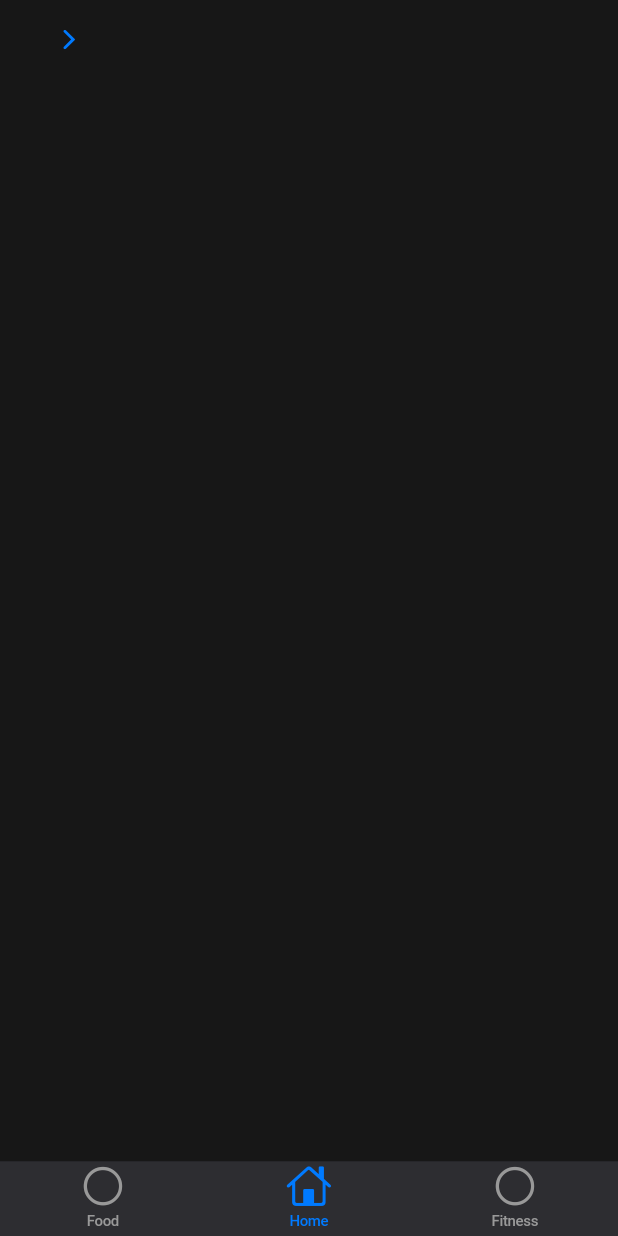
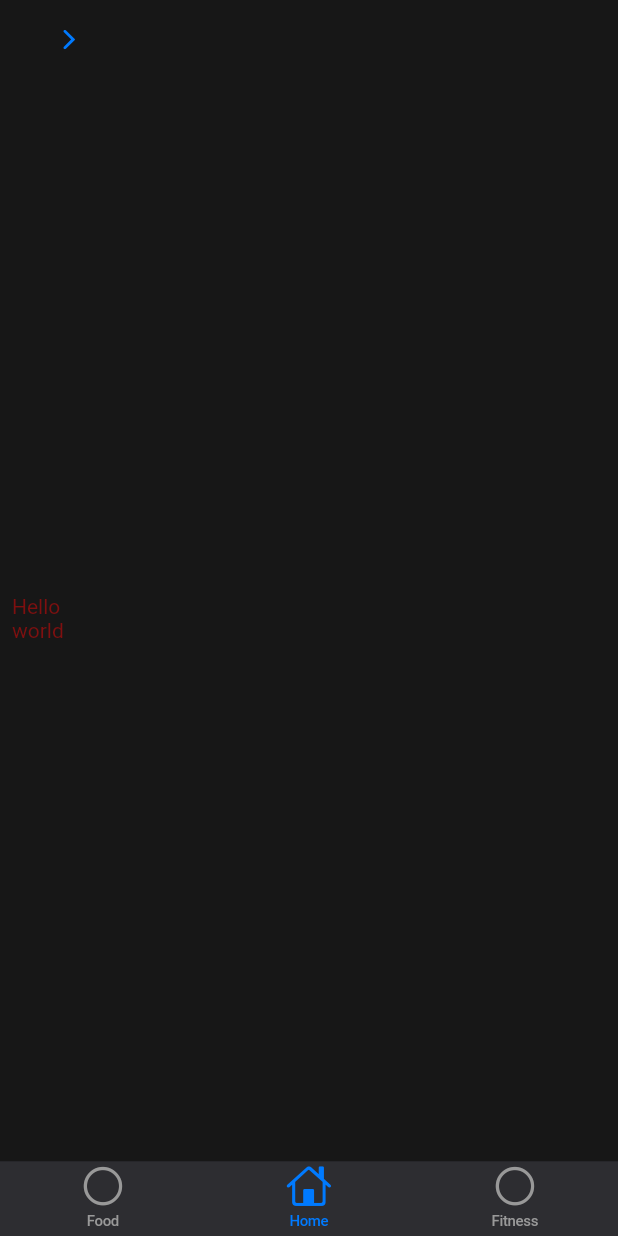
Before and after one commit to Matthew-Cool/hackathon2024, a Flutter app: the screen it shows after launch, item 2 of the bottom bar chosen, on a phone screen of 412 x 824 dp. Run offline on Flutter 3.47's test engine with Material 3 defaults, Android fonts, the light colour scheme and no system bars; generated files the repository leaves out were written again.

Commit message:
Commit Santosh

```diff
--- a/lib/Custom Widgets/caloriebar.dart
+++ b/lib/Custom Widgets/caloriebar.dart
@@ -11,7 +11,16 @@
   @override
   Widget build(BuildContext context) {
     return Container(
-      child: Text("Hello world"),
+      decoration: BoxDecoration(),
+      alignment: Alignment.center,
+      margin: EdgeInsets.all(8.0),
+      width: 40,
+      height: 40,
+      child: const Text(
+          style: TextStyle(
+            color: Color.fromARGB(225, 142, 14, 14),
+          ),
+          "Hello world"),
     );
   }
 }
--- a/lib/foodtest.dart
+++ b/lib/foodtest.dart
@@ -8,6 +8,7 @@
   @override
   Widget build(BuildContext context) {
     return const CupertinoPageScaffold(
+
       navigationBar:
           CupertinoNavigationBar(), //nav bar at the top of screen
       child: Center(
--- a/lib/home.dart
+++ b/lib/home.dart
@@ -26,6 +26,8 @@
             }),
       ),
       child: const Column(
+        mainAxisAlignment: MainAxisAlignment.center,
+        crossAxisAlignment: CrossAxisAlignment.center,
         children: [CalorieBar()],
       ),
     );
```
Also changed, not shown: 9 other files.
